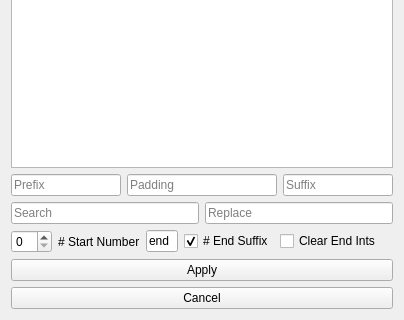
Before: the Qt Designer form Contents/scripts/takRenamer/gui/widgets/main.ui in LEESANGTAK/takRenamer, drawn with Qt 5; both pictures show x 0 to 404 and y 250 to 570 of the 404 by 570 pixel window.
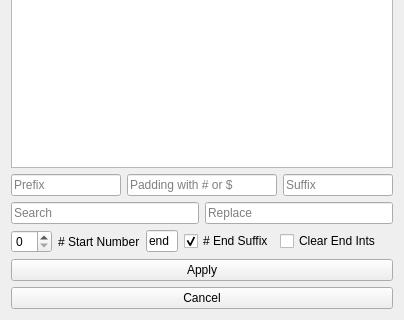
After: the same form once the commit is applied.

Commit message: update placeholder text of the padding UI

```diff
--- a/Contents/scripts/takRenamer/gui/widgets/main.ui
+++ b/Contents/scripts/takRenamer/gui/widgets/main.ui
@@ -97,7 +97,7 @@
         <string/>
        </property>
        <property name="placeholderText">
-        <string>Padding</string>
+        <string>Padding with # or $</string>
        </property>
       </widget>
      </item>
```
